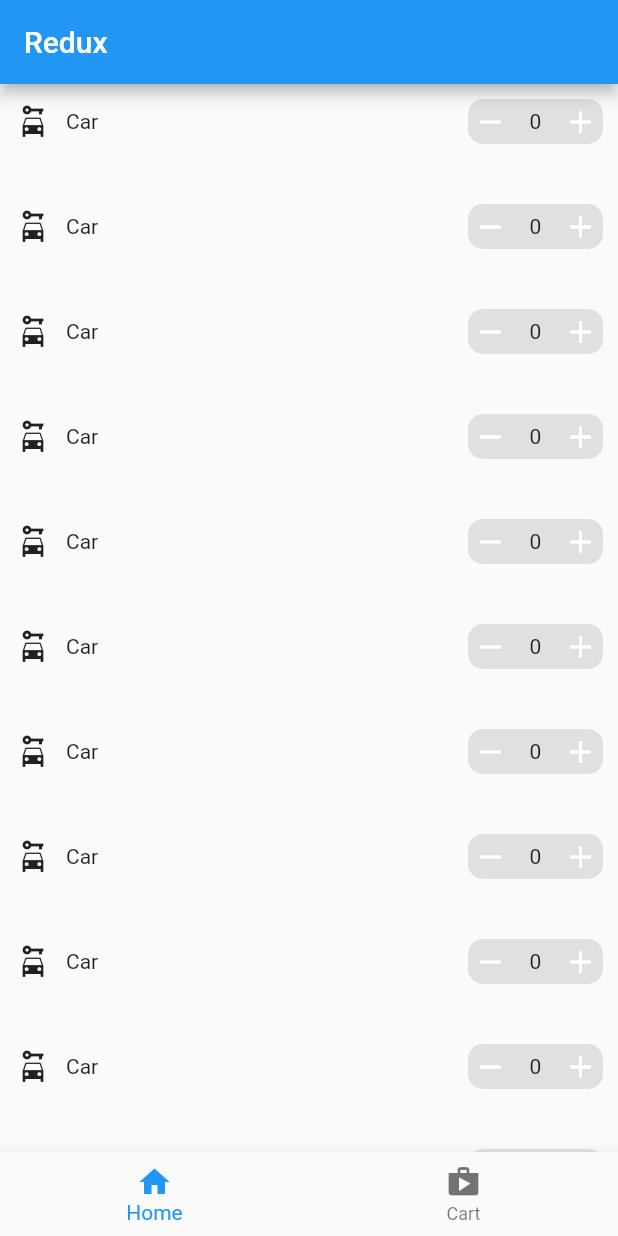
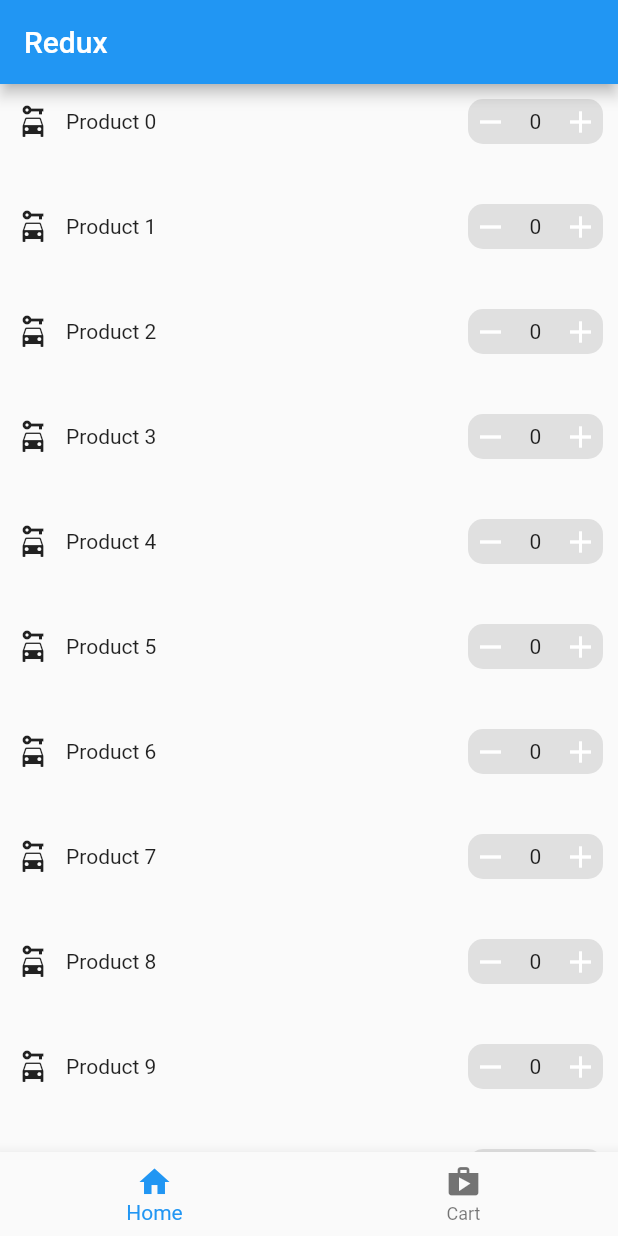
Before and after one commit to ekinsdrow/state_managers_review, a Flutter app: the ReduxScreen screen opened directly, on a phone screen of 412 x 824 dp. Run offline on Flutter 3.47's test engine with Material 2 defaults, Android fonts, the phone set to English and light mode, and no system bars; our stand-ins replace bloc, dio, flutter_bloc, flutter_redux, freezed_annotation, redux.

Commit message:
Add redux to ui

```diff
--- a/lib/redux/widgets/cart_screen.dart
+++ b/lib/redux/widgets/cart_screen.dart
@@ -1,19 +1,46 @@
 import 'package:flutter/material.dart';
-
-import 'item.dart';
+import 'package:flutter_redux/flutter_redux.dart';
+import 'package:redux/redux.dart';
+import 'package:state_managers_review/redux/data/models/product.dart';
+import 'package:state_managers_review/redux/redux/state.dart';
+import 'package:state_managers_review/redux/widgets/item.dart';
 
 class CartScreen extends StatelessWidget {
   const CartScreen({Key? key}) : super(key: key);
 
   @override
   Widget build(BuildContext context) {
-    return ListView.separated(
-      itemBuilder: (context, index) => const Item(),
-      separatorBuilder: (_, __) => const SizedBox(
-        height: 20,
+    return StoreConnector<AppState, CartScreenVm>(
+      converter: (store) => CartScreenVm.fromStore(store),
+      builder: (context, state) => ListView.separated(
+        itemBuilder: (context, index) => Item(
+          product: state.products[index],
+        ),
+        separatorBuilder: (_, __) => const SizedBox(
+          height: 20,
+        ),
+        itemCount: state.products.length,
       ),
-      itemCount: 2,
     );
-
   }
 }
+
+class CartScreenVm {
+  final List<Product> products;
+
+  CartScreenVm({
+    required this.products,
+  });
+
+  factory CartScreenVm.fromStore(Store<AppState> store) {
+    final products = <Product>[];
+
+    for (final p in store.state.cart.keys) {
+      products.add(p);
+    }
+
+    return CartScreenVm(
+      products: products,
+    );
+  }
+}
--- a/lib/redux/widgets/item.dart
+++ b/lib/redux/widgets/item.dart
@@ -1,14 +1,17 @@
 import 'package:flutter/material.dart';
+import 'package:flutter_redux/flutter_redux.dart';
+import 'package:redux/redux.dart';
+import 'package:state_managers_review/redux/data/models/product.dart';
+import 'package:state_managers_review/redux/redux/actions.dart';
+import 'package:state_managers_review/redux/redux/state.dart';
 
-class Item extends StatefulWidget {
-  const Item({Key? key}) : super(key: key);
+class Item extends StatelessWidget {
+  const Item({
+    Key? key,
+    required this.product,
+  }) : super(key: key);
 
-  @override
-  State<Item> createState() => _ItemState();
-}
-
-class _ItemState extends State<Item> {
-  int count = 0;
+  final Product product;
 
   @override
   Widget build(BuildContext context) {
@@ -18,27 +21,28 @@
         mainAxisAlignment: MainAxisAlignment.spaceBetween,
         children: [
           Row(
-            children: const [
-              Icon(
+            children: [
+              const Icon(
                 Icons.car_rental,
               ),
-              SizedBox(
+              const SizedBox(
                 width: 10,
               ),
-              Text('Car'),
+              Text(
+                product.name,
+              ),
             ],
           ),
           Row(
             mainAxisAlignment: MainAxisAlignment.end,
             children: [
-              GestureDetector(
-                onTap: () {
-                  setState(() {
-                    if (count > 0) {
-                      count--;
-                    }
-                  });
-                },
+              StoreConnector<AppState, VoidCallback>(
+                converter: (store) => () => store.dispatch(
+                      RemoveProductFromCart(product),
+                    ),
+                builder: (context, callback) {
+                  return GestureDetector(
+                    onTap: callback,
                     child: Container(
                       width: 30,
                       height: 30,
@@ -54,23 +58,34 @@
                         color: Colors.white,
                       ),
                     ),
+                  );
+                },
               ),
               Container(
                 width: 30,
                 height: 30,
                 alignment: Alignment.center,
                 color: Colors.grey[300],
-                child: Text(
-                  '$count',
+                child: StoreConnector<AppState, ItemVm>(
+                  converter: (store) => ItemVm.fromStore(
+                    store,
+                    product,
+                  ),
+                  builder: (context, state) {
+                    return Text(
+                      '${state.count}',
                       textAlign: TextAlign.center,
+                    );
+                  },
                 ),
               ),
-              GestureDetector(
-                onTap: () {
-                  setState(() {
-                    count++;
-                  });
-                },
+              StoreConnector<AppState, VoidCallback>(
+                converter: (store) => () => store.dispatch(
+                      AddProductToCart(product),
+                    ),
+                builder: (context, callback) {
+                  return GestureDetector(
+                    onTap: callback,
                     child: Container(
                       width: 30,
                       height: 30,
@@ -86,6 +101,8 @@
                         color: Colors.white,
                       ),
                     ),
+                  );
+                },
               ),
             ],
           ),
@@ -94,3 +111,30 @@
     );
   }
 }
+
+class ItemVm {
+  final int count;
+
+  ItemVm({
+    required this.count,
+  });
+
+  factory ItemVm.fromStore(
+    Store<AppState> store,
+    Product product,
+  ) {
+    var count = 0;
+
+    final state = store.state;
+
+    for (final p in state.cart.keys) {
+      if (p.id == product.id) {
+        count = state.cart[p]!;
+      }
+    }
+
+    return ItemVm(
+      count: count,
+    );
+  }
+}
--- a/lib/redux/widgets/item_list_screen.dart
+++ b/lib/redux/widgets/item_list_screen.dart
@@ -1,4 +1,8 @@
 import 'package:flutter/material.dart';
+import 'package:flutter_redux/flutter_redux.dart';
+import 'package:redux/redux.dart';
+import 'package:state_managers_review/redux/data/models/product.dart';
+import 'package:state_managers_review/redux/redux/state.dart';
 
 import 'item.dart';
 
@@ -7,12 +11,44 @@
 
   @override
   Widget build(BuildContext context) {
-    return ListView.separated(
-      itemBuilder: (context, index) => const Item(),
-      separatorBuilder: (_, __) => const SizedBox(
-        height: 20,
-      ),
-      itemCount: 100,
+    return StoreConnector<AppState, ItemsListScreenVm>(
+      converter: (store) => ItemsListScreenVm.fromStore(store),
+      builder: (context, state) {
+        if (state.loading) {
+          return const Center(
+            child: CircularProgressIndicator(),
+          );
+        }
+
+        return ListView.separated(
+          itemBuilder: (context, index) => Item(
+            product: state.products[index],
+          ),
+          separatorBuilder: (_, __) => const SizedBox(
+            height: 20,
+          ),
+          itemCount: state.products.length,
+        );
+      },
     );
   }
 }
+
+class ItemsListScreenVm {
+  final bool loading;
+  final List<Product> products;
+
+  ItemsListScreenVm({
+    required this.loading,
+    required this.products,
+  });
+
+  factory ItemsListScreenVm.fromStore(
+    Store<AppState> store,
+  ) {
+    return ItemsListScreenVm(
+      loading: store.state.products.isEmpty,
+      products: store.state.products,
+    );
+  }
+}
--- a/lib/redux/widgets/redux_screen.dart
+++ b/lib/redux/widgets/redux_screen.dart
@@ -1,4 +1,7 @@
 import 'package:flutter/material.dart';
+import 'package:flutter_redux/flutter_redux.dart';
+import 'package:state_managers_review/redux/redux/actions.dart';
+import 'package:state_managers_review/redux/redux/store.dart';
 import 'package:state_managers_review/redux/widgets/cart_screen.dart';
 import 'package:state_managers_review/redux/widgets/item_list_screen.dart';
 
@@ -12,9 +15,16 @@
 class _ReduxScreenState extends State<ReduxScreen> {
   int index = 0;
 
+  final store = createStore();
+
   @override
   Widget build(BuildContext context) {
-    return Scaffold(
+    return StoreProvider(
+      store: store
+        ..dispatch(
+          FetchProducts(),
+        ),
+      child: Scaffold(
         appBar: AppBar(
           title: const Text('Redux'),
         ),
@@ -37,6 +47,7 @@
             ),
           ],
         ),
+      ),
     );
   }
 }
```
Lines whose indentation alone changed are shown as unchanged.
